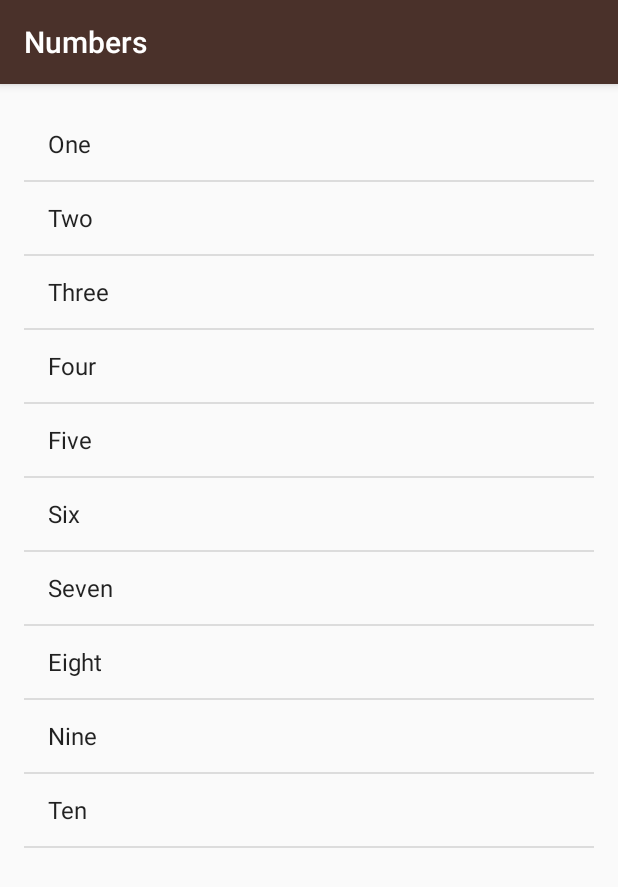
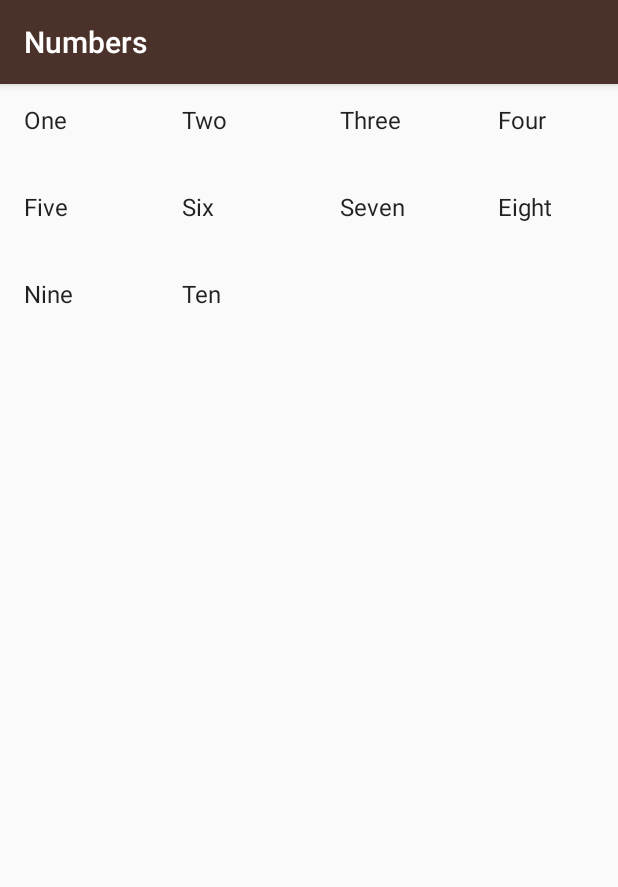
Before and after one commit to ordepcleumas/ud839_Miwok, an Android app: the NumbersActivity screen opened directly, with no data from a screen before it, on a phone screen of 412 x 824 dp. Shown: the top 887 px of the screen. Run offline under Robolectric (Android 15) with nearby library versions, the phone set to English and light mode, and no system bars.

Commit message:
ListView and ArrayAdapter Code

```diff
--- a/app/src/main/java/com/example/android/miwok/NumbersActivity.java
+++ b/app/src/main/java/com/example/android/miwok/NumbersActivity.java
@@ -3,7 +3,7 @@
 import android.os.Bundle;
 import android.support.v7.app.AppCompatActivity;
 import android.widget.ArrayAdapter;
-import android.widget.ListView;
+import android.widget.GridView;
 
 import java.util.ArrayList;
 
@@ -37,7 +37,7 @@
         // Find the {@link ListView} object in the view hierarchy of the {@link Activity}.
         // There should be a {@link ListView} with the view ID called list, which is declared in the
         // activity_numbers.xml layout file.
-        ListView listView = (ListView) findViewById(R.id.list);
+        GridView listView = (GridView) findViewById(R.id.list);
 
         // Make the {@link ListView} use the {@link ArrayAdapter} we created above, so that the
         // {@link ListView} will display list items for each word in the list of words.
--- a/app/src/main/res/layout/activity_numbers.xml
+++ b/app/src/main/res/layout/activity_numbers.xml
@@ -1,14 +1,15 @@
 <?xml version="1.0" encoding="utf-8"?>
-<ListView xmlns:android="http://schemas.android.com/apk/res/android"
+<GridView xmlns:android="http://schemas.android.com/apk/res/android"
     xmlns:tools="http://schemas.android.com/tools"
     android:id="@+id/list"
     android:layout_width="match_parent"
     android:layout_height="match_parent"
-    android:orientation="vertical"
-    android:paddingBottom="@dimen/activity_vertical_margin"
-    android:paddingLeft="@dimen/activity_horizontal_margin"
-    android:paddingRight="@dimen/activity_horizontal_margin"
-    android:paddingTop="@dimen/activity_vertical_margin"
+    android:columnWidth="90dp"
+    android:gravity="center"
+    android:horizontalSpacing="10dp"
+    android:numColumns="auto_fit"
+    android:stretchMode="columnWidth"
+    android:verticalSpacing="10dp"
     tools:context="com.example.android.miwok.NumbersActivity">
 
-</ListView>
+</GridView>
```
